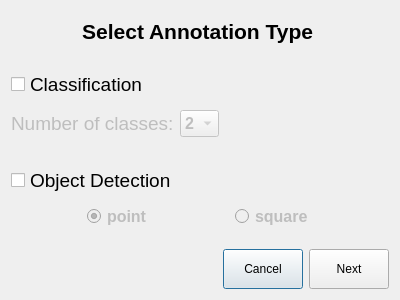
The window that select_actions.ui (KarolBo/labeling_tool) describes before a commit, drawn with Qt 5.
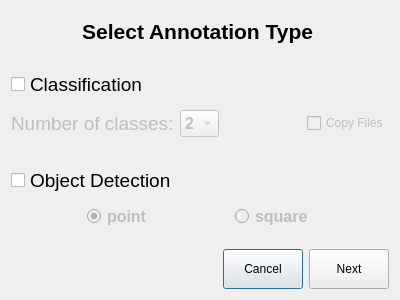
The same window after the commit.

The edit to the form file:
```diff
--- a/select_actions.ui
+++ b/select_actions.ui
@@ -201,6 +201,16 @@
        </property>
       </spacer>
      </item>
+     <item>
+      <widget class="QCheckBox" name="checkbox_copy">
+       <property name="enabled">
+        <bool>false</bool>
+       </property>
+       <property name="text">
+        <string>Copy Files</string>
+       </property>
+      </widget>
+     </item>
     </layout>
    </item>
    <item>
```
